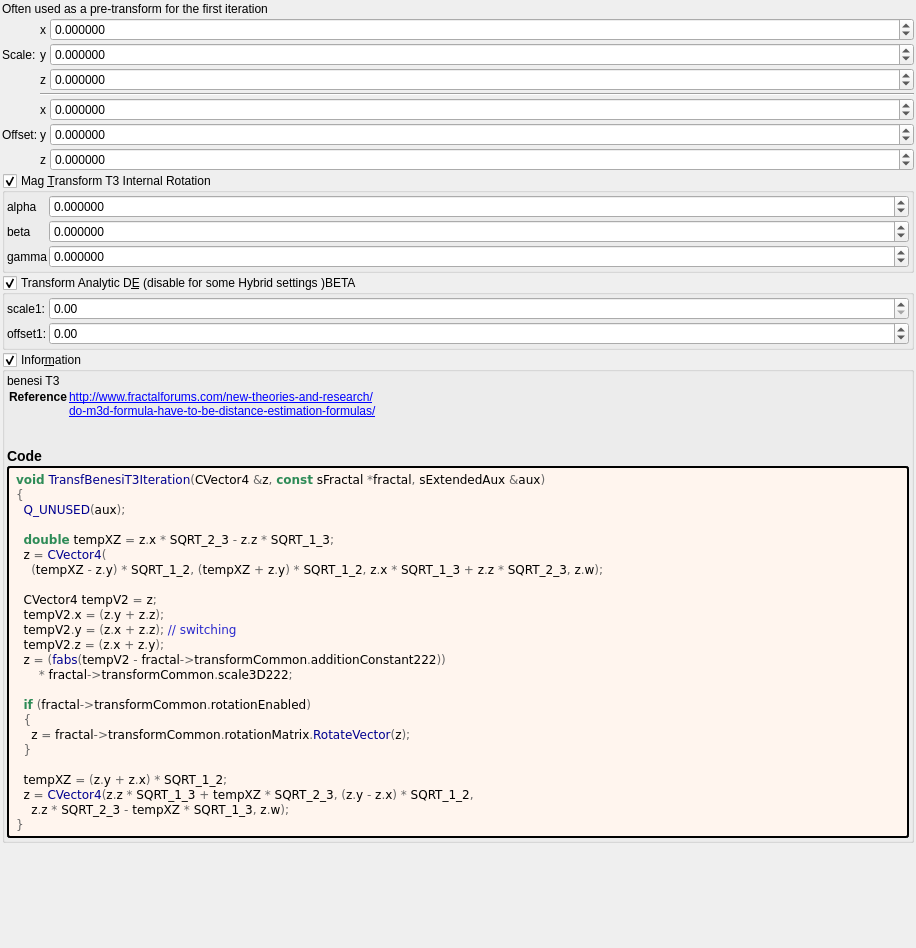
Above: mandelbulber2/formula/ui/transf_benesi_t3.ui from buddhi1980/mandelbulber2 before the change. Below: the same form after it.
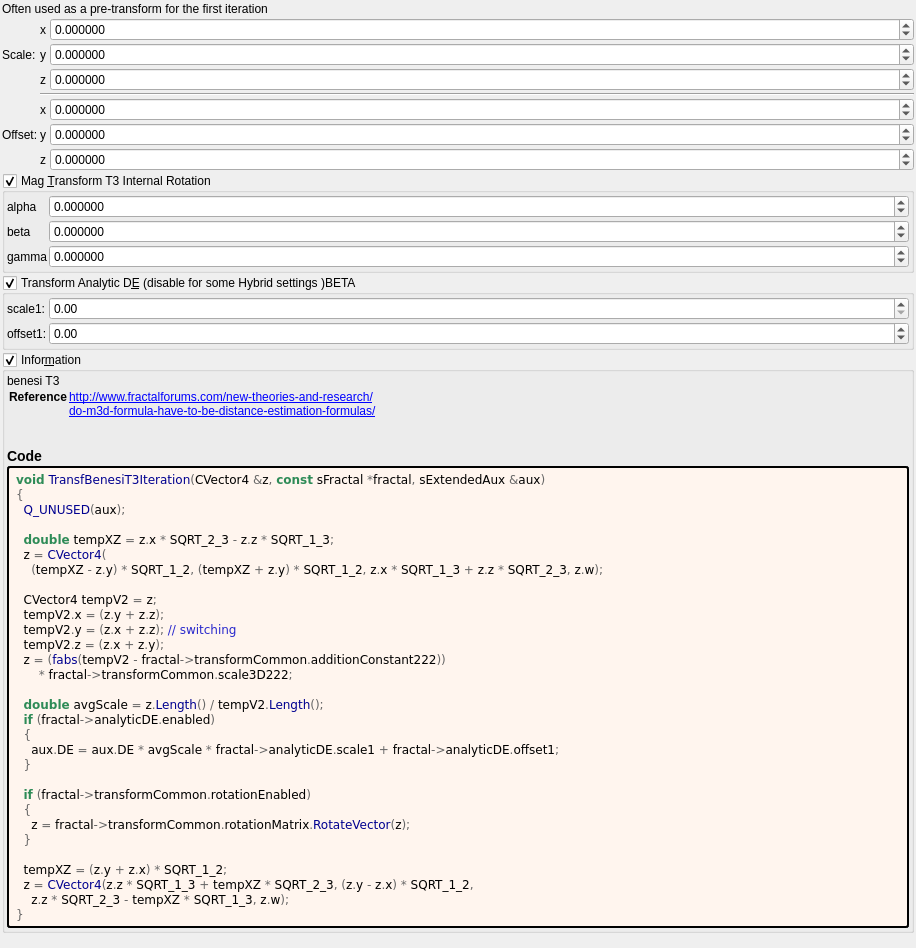
That is the form after the change. Custom widgets are drawn as their Qt base class.

```diff
--- a/mandelbulber2/formula/ui/transf_benesi_t3.ui
+++ b/mandelbulber2/formula/ui/transf_benesi_t3.ui
@@ -587,6 +587,12 @@
   z &lt;span style=&quot;color:#676767&quot;&gt;= (&lt;/span&gt;&lt;span style=&quot;color:#00008f&quot;&gt;fabs&lt;/span&gt;&lt;span style=&quot;color:#676767&quot;&gt;(&lt;/span&gt;tempV2 &lt;span style=&quot;color:#676767&quot;&gt;-&lt;/span&gt; fractal&lt;span style=&quot;color:#676767&quot;&gt;-&amp;gt;&lt;/span&gt;transformCommon&lt;span style=&quot;color:#676767&quot;&gt;.&lt;/span&gt;additionConstant222&lt;span style=&quot;color:#676767&quot;&gt;))&lt;/span&gt;
       &lt;span style=&quot;color:#676767&quot;&gt;*&lt;/span&gt; fractal&lt;span style=&quot;color:#676767&quot;&gt;-&amp;gt;&lt;/span&gt;transformCommon&lt;span style=&quot;color:#676767&quot;&gt;.&lt;/span&gt;scale3D222&lt;span style=&quot;color:#676767&quot;&gt;;&lt;/span&gt;
 
+  &lt;span style=&quot;color:#2e8b57; font-weight:bold&quot;&gt;double&lt;/span&gt; avgScale &lt;span style=&quot;color:#676767&quot;&gt;=&lt;/span&gt; z&lt;span style=&quot;color:#676767&quot;&gt;.&lt;/span&gt;&lt;span style=&quot;color:#00008f&quot;&gt;Length&lt;/span&gt;&lt;span style=&quot;color:#676767&quot;&gt;() /&lt;/span&gt; tempV2&lt;span style=&quot;color:#676767&quot;&gt;.&lt;/span&gt;&lt;span style=&quot;color:#00008f&quot;&gt;Length&lt;/span&gt;&lt;span style=&quot;color:#676767&quot;&gt;();&lt;/span&gt;
+  &lt;span style=&quot;color:#2e8b57; font-weight:bold&quot;&gt;if&lt;/span&gt; &lt;span style=&quot;color:#676767&quot;&gt;(&lt;/span&gt;fractal&lt;span style=&quot;color:#676767&quot;&gt;-&amp;gt;&lt;/span&gt;analyticDE&lt;span style=&quot;color:#676767&quot;&gt;.&lt;/span&gt;enabled&lt;span style=&quot;color:#676767&quot;&gt;)&lt;/span&gt;
+  &lt;span style=&quot;color:#676767&quot;&gt;{&lt;/span&gt;
+    aux&lt;span style=&quot;color:#676767&quot;&gt;.&lt;/span&gt;DE &lt;span style=&quot;color:#676767&quot;&gt;=&lt;/span&gt; aux&lt;span style=&quot;color:#676767&quot;&gt;.&lt;/span&gt;DE &lt;span style=&quot;color:#676767&quot;&gt;*&lt;/span&gt; avgScale &lt;span style=&quot;color:#676767&quot;&gt;*&lt;/span&gt; fractal&lt;span style=&quot;color:#676767&quot;&gt;-&amp;gt;&lt;/span&gt;analyticDE&lt;span style=&quot;color:#676767&quot;&gt;.&lt;/span&gt;scale1 &lt;span style=&quot;color:#676767&quot;&gt;+&lt;/span&gt; fractal&lt;span style=&quot;color:#676767&quot;&gt;-&amp;gt;&lt;/span&gt;analyticDE&lt;span style=&quot;color:#676767&quot;&gt;.&lt;/span&gt;offset1&lt;span style=&quot;color:#676767&quot;&gt;;&lt;/span&gt;
+  &lt;span style=&quot;color:#676767&quot;&gt;}&lt;/span&gt;
+
   &lt;span style=&quot;color:#2e8b57; font-weight:bold&quot;&gt;if&lt;/span&gt; &lt;span style=&quot;color:#676767&quot;&gt;(&lt;/span&gt;fractal&lt;span style=&quot;color:#676767&quot;&gt;-&amp;gt;&lt;/span&gt;transformCommon&lt;span style=&quot;color:#676767&quot;&gt;.&lt;/span&gt;rotationEnabled&lt;span style=&quot;color:#676767&quot;&gt;)&lt;/span&gt;
   &lt;span style=&quot;color:#676767&quot;&gt;{&lt;/span&gt;
     z &lt;span style=&quot;color:#676767&quot;&gt;=&lt;/span&gt; fractal&lt;span style=&quot;color:#676767&quot;&gt;-&amp;gt;&lt;/span&gt;transformCommon&lt;span style=&quot;color:#676767&quot;&gt;.&lt;/span&gt;rotationMatrix&lt;span style=&quot;color:#676767&quot;&gt;.&lt;/span&gt;&lt;span style=&quot;color:#00008f&quot;&gt;RotateVector&lt;/span&gt;&lt;span style=&quot;color:#676767&quot;&gt;(&lt;/span&gt;z&lt;span style=&quot;color:#676767&quot;&gt;);&lt;/span&gt;
```
Left out of the diff: 2 changed lines with no effect on the pictures.
